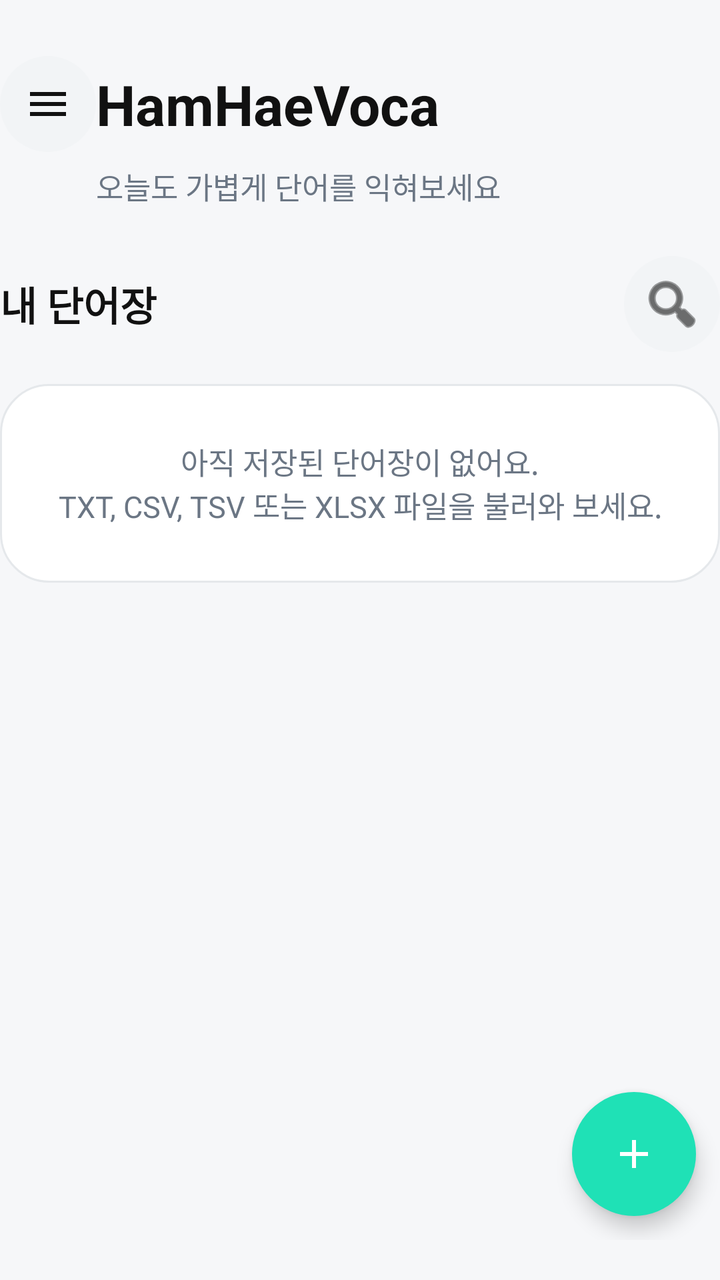
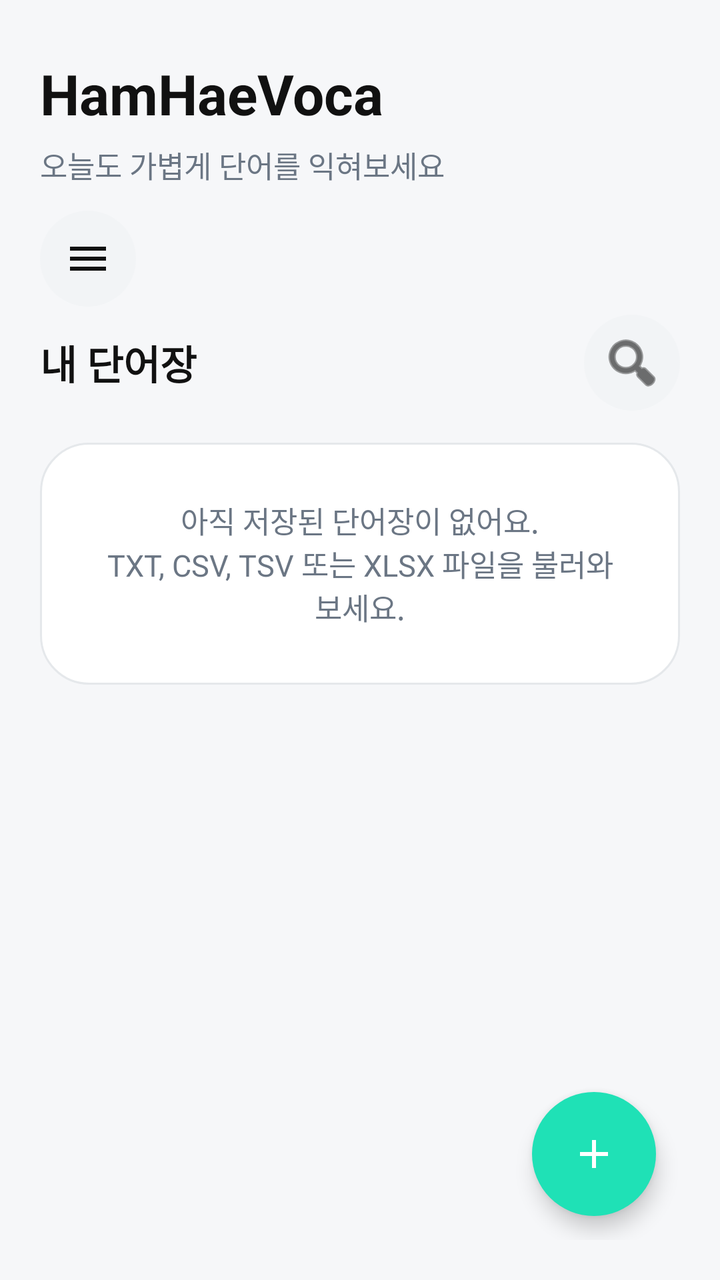

Two renders of the same Android screen: before a commit and after it. Below are the layout's source before the change and the commit's diff.
<!-- AndroidManifest.xml: application theme AppTheme -->
<!-- res/layout/activity_main.xml -->
<?xml version="1.0" encoding="utf-8"?>
<LinearLayout xmlns:android="http://schemas.android.com/apk/res/android"
    android:layout_width="match_parent"
    android:layout_height="match_parent"
    android:background="@color/background"
    android:orientation="vertical"
    android:paddingStart="0dp"
    android:paddingTop="28dp"
    android:paddingEnd="0dp"
    android:paddingBottom="20dp">

    <LinearLayout android:layout_width="match_parent" android:layout_height="wrap_content"
        android:orientation="horizontal" android:gravity="center_vertical">
        <ImageButton
            android:id="@+id/folderButton"
            android:layout_width="48dp"
            android:layout_height="48dp"
            android:background="@drawable/bg_icon_button"
            android:contentDescription="@string/ui_cc77666197e1"
            android:padding="12dp"
            android:src="@drawable/ic_menu_hamburger"
            android:tint="@color/text_primary" />

        <TextView android:layout_width="0dp" android:layout_height="wrap_content"
            android:layout_weight="1" android:text="HamHaeVoca" style="@style/TitleText" />
    </LinearLayout>

    <TextView
        android:id="@+id/homeSubtitle"
        android:layout_marginStart="48dp"
        android:layout_width="wrap_content"
        android:layout_height="wrap_content"
        android:layout_marginTop="6dp"
        android:text="@string/ui_5fa0aaaa37d7"
        style="@style/BodyText" />

    <LinearLayout
        android:layout_width="match_parent"
        android:layout_height="wrap_content"
        android:layout_marginTop="24dp"
        android:gravity="center_vertical"
        android:orientation="horizontal">

        <TextView
            android:id="@+id/bookSectionTitle"
            style="@style/SectionText"
            android:layout_width="0dp"
            android:layout_height="wrap_content"
            android:layout_weight="1"
            android:singleLine="true"
            android:ellipsize="end"
            android:text="@string/ui_16803999121e" />


        <ImageButton
            android:id="@+id/bookSearchButton"
            android:layout_width="48dp"
            android:layout_height="48dp"
            android:background="@drawable/bg_icon_button"
            android:contentDescription="@string/ui_2f224b6b66fa"
            android:padding="12dp"
            android:src="@android:drawable/ic_menu_search"
            android:tint="@color/text_primary" />
    </LinearLayout>

    <LinearLayout
        android:id="@+id/bookSearchContainer"
        android:layout_width="match_parent"
        android:layout_height="wrap_content"
        android:visibility="gone"
        android:orientation="vertical">
        <EditText
            android:id="@+id/bookSearchInput"
            style="@style/InputField"
            android:layout_width="match_parent"
            android:layout_height="wrap_content"
            android:layout_marginTop="8dp"
            android:hint="@string/ui_90a620d0462a"
            android:inputType="text"
            android:singleLine="true" />
    </LinearLayout>

    <TextView
        android:id="@+id/emptyView"
        android:layout_width="match_parent"
        android:layout_height="wrap_content"
        android:layout_marginTop="16dp"
        android:background="@drawable/bg_card"
        android:gravity="center"
        android:padding="28dp"
        android:text="@string/ui_7c5b2aeebf30"
        style="@style/BodyText" />

    <LinearLayout
        android:id="@+id/selectionBar"
        android:layout_width="match_parent"
        android:layout_height="wrap_content"
        android:orientation="horizontal"
        android:gravity="center_vertical"
        android:visibility="gone">
        <TextView android:id="@+id/selectionCount" android:layout_width="0dp" android:layout_weight="1"
            android:layout_height="wrap_content" android:text="@string/ui_b62286738cf1" android:textStyle="bold" />
        <Button
            style="@style/SecondaryButton" android:id="@+id/moveSelectedButton" android:layout_width="wrap_content"
            android:layout_height="wrap_content" android:text="@string/ui_25ef7e23a29a" android:textAllCaps="false" />
        <Button
            style="@style/SecondaryButton" android:id="@+id/cancelSelectionButton" android:layout_width="wrap_content"
            android:layout_height="wrap_content" android:text="@string/ui_19b2d19bc141" android:textAllCaps="false" />
    </LinearLayout>

    <FrameLayout android:layout_width="match_parent" android:layout_height="0dp" android:layout_weight="1">
    <ListView
        android:id="@+id/bookList"
        android:layout_width="match_parent"
        android:layout_height="match_parent"
        android:layout_marginTop="10dp"
        android:clipToPadding="false"
        android:divider="@android:color/transparent"
        android:dividerHeight="10dp"
        android:paddingBottom="80dp" />

    <ImageButton android:id="@+id/importButton"
        android:layout_width="62dp" android:layout_height="62dp"
        android:layout_gravity="bottom|end"
        android:layout_margin="12dp" android:background="@drawable/bg_fab_mint"
        android:contentDescription="@string/ui_d455c82a86bc" android:padding="17dp"
        android:src="@drawable/ic_add_book" android:tint="@color/white"
        android:elevation="6dp" />
    </FrameLayout>
</LinearLayout>
<!-- resources referenced by this layout -->
<resources>
  <color name="background">#F6F7F9</color>
  <color name="text_primary">#111111</color>
  <color name="white">#FFFFFFFF</color>
  <!-- drawable bg_card (drawable) -->
  <?xml version="1.0" encoding="utf-8"?>
  <shape xmlns:android="http://schemas.android.com/apk/res/android" android:shape="rectangle">
      <solid android:color="@color/surface" />
      <corners android:radius="24dp" />
      <stroke android:width="1dp" android:color="@color/border" />
      <padding android:left="20dp" android:top="20dp" android:right="20dp" android:bottom="20dp" />
  </shape>
  <!-- drawable bg_fab_mint (drawable) -->
  <ripple xmlns:android="http://schemas.android.com/apk/res/android" android:color="#22000000"><item><shape android:shape="oval"><solid android:color="@color/primary"/></shape></item></ripple>
  <!-- drawable bg_icon_button (drawable) -->
  <?xml version="1.0" encoding="utf-8"?>
  <ripple xmlns:android="http://schemas.android.com/apk/res/android" android:color="#16111111">
      <item>
          <shape android:shape="oval">
              <solid android:color="@color/surface_alt" />
          </shape>
      </item>
  </ripple>
  <!-- drawable ic_add_book (drawable) -->
  <?xml version="1.0" encoding="utf-8"?>
  <vector xmlns:android="http://schemas.android.com/apk/res/android"
      android:width="24dp" android:height="24dp"
      android:viewportWidth="24" android:viewportHeight="24">
      <path android:fillColor="@color/text_primary"
          android:pathData="M19,13h-6v6h-2v-6H5v-2h6V5h2v6h6z" />
  </vector>
  <!-- drawable ic_menu_hamburger (drawable) -->
  <vector xmlns:android="http://schemas.android.com/apk/res/android" android:width="24dp" android:height="24dp" android:viewportWidth="24" android:viewportHeight="24"><path android:fillColor="#FF111111" android:pathData="M3,6h18v2H3z M3,11h18v2H3z M3,16h18v2H3z"/></vector>
  <string name="ui_16803999121e">내 단어장</string>
  <string name="ui_19b2d19bc141">취소</string>
  <string name="ui_25ef7e23a29a">폴더로 이동</string>
  <string name="ui_2f224b6b66fa">단어장 검색 열기 또는 닫기</string>
  <string name="ui_5fa0aaaa37d7">오늘도 가볍게 단어를 익혀보세요</string>
  <string name="ui_7c5b2aeebf30">아직 저장된 단어장이 없어요.\nTXT, CSV, TSV 또는 XLSX 파일을 불러와 보세요.</string>
  <string name="ui_90a620d0462a">단어장 검색</string>
  <string name="ui_b62286738cf1">선택 (0)</string>
  <string name="ui_cc77666197e1">폴더 선택 및 관리</string>
  <string name="ui_d455c82a86bc">새 단어장</string>
  <style name="BodyText">
          <item name="android:textSize">15sp</item>
          <item name="android:textColor">@color/text_secondary</item>
      </style>
  <style name="SectionText">
          <item name="android:fontFamily">sans-serif</item>
          <item name="android:textSize">20sp</item>
          <item name="android:textStyle">bold</item>
          <item name="android:textColor">@color/text_primary</item>
      </style>
  <style name="TitleText">
          <item name="android:textSize">28sp</item>
          <item name="android:textStyle">bold</item>
          <item name="android:textColor">@color/text_primary</item>
          <item name="android:fontFamily">sans-serif</item>
      </style>
  <color name="surface">#FFFFFF</color>
  <color name="border">#E5E8EB</color>
  <color name="primary">#1FE1B6</color>
  <color name="surface_alt">#F2F4F6</color>
  <color name="text_secondary">#6B7684</color>
  <color name="text_tertiary">#8B95A1</color>
  <!-- drawable bg_button_secondary (drawable) -->
  <?xml version="1.0" encoding="utf-8"?>
  <ripple xmlns:android="http://schemas.android.com/apk/res/android" android:color="#16111111">
      <item>
          <shape android:shape="rectangle">
              <solid android:color="@color/surface_alt" />
              <corners android:radius="18dp" />
              <padding android:left="18dp" android:top="14dp" android:right="18dp" android:bottom="14dp" />
          </shape>
      </item>
  </ripple>
  <!-- unchanged entries left out for length: 4 -->
</resources>

<!-- the commit's change to res/layout/activity_main.xml (unified diff, before → after) -->
@@ -4,40 +4,40 @@
     android:layout_height="match_parent"
     android:background="@color/background"
     android:orientation="vertical"
-    android:paddingStart="0dp"
+    android:paddingStart="20dp"
     android:paddingTop="28dp"
-    android:paddingEnd="0dp"
+    android:paddingEnd="20dp"
     android:paddingBottom="20dp">
 
-    <LinearLayout android:layout_width="match_parent" android:layout_height="wrap_content"
-        android:orientation="horizontal" android:gravity="center_vertical">
-        <ImageButton
-            android:id="@+id/folderButton"
-            android:layout_width="48dp"
-            android:layout_height="48dp"
-            android:background="@drawable/bg_icon_button"
-            android:contentDescription="@string/ui_cc77666197e1"
-            android:padding="12dp"
-            android:src="@drawable/ic_menu_hamburger"
-            android:tint="@color/text_primary" />
-
-        <TextView android:layout_width="0dp" android:layout_height="wrap_content"
-            android:layout_weight="1" android:text="HamHaeVoca" style="@style/TitleText" />
-    </LinearLayout>
+    <TextView
+        android:layout_width="wrap_content"
+        android:layout_height="wrap_content"
+        android:text="HamHaeVoca"
+        style="@style/TitleText" />
 
     <TextView
         android:id="@+id/homeSubtitle"
-        android:layout_marginStart="48dp"
         android:layout_width="wrap_content"
         android:layout_height="wrap_content"
         android:layout_marginTop="6dp"
         android:text="@string/ui_5fa0aaaa37d7"
         style="@style/BodyText" />
 
+    <ImageButton
+        android:id="@+id/folderButton"
+        android:layout_width="48dp"
+        android:layout_height="48dp"
+        android:layout_marginTop="12dp"
+        android:background="@drawable/bg_icon_button"
+        android:contentDescription="@string/ui_cc77666197e1"
+        android:padding="12dp"
+        android:src="@drawable/ic_menu_hamburger"
+        android:tint="@color/text_primary" />
+
     <LinearLayout
         android:layout_width="match_parent"
         android:layout_height="wrap_content"
-        android:layout_marginTop="24dp"
+        android:layout_marginTop="4dp"
         android:gravity="center_vertical"
         android:orientation="horizontal">
 
